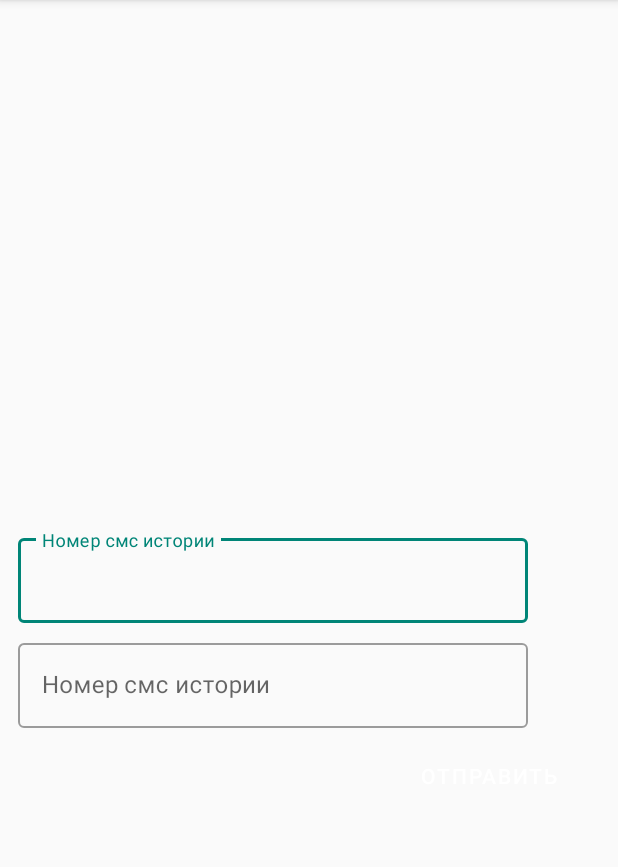
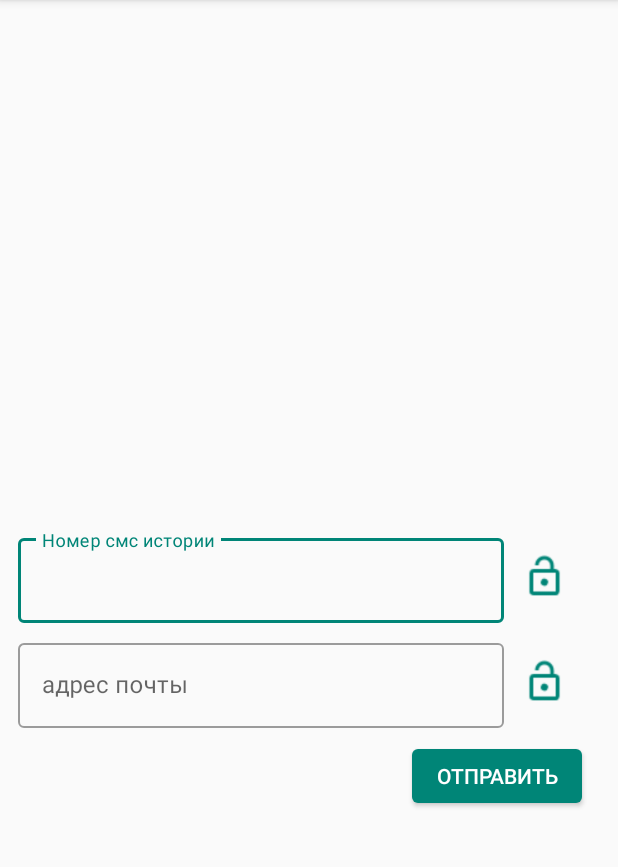
Before and after one commit to Vanderkast/sms_forward_app, an Android app: the screen it shows after launch (MainActivity), on a phone screen of 412 x 824 dp, the part 84-951 px from its top. Run offline under Robolectric (Android 15) with nearby library versions, the phone set to English and light mode, and no system bars; our stand-ins replace Dagger/Hilt's generated code.

Commit message:
saving input

```diff
--- a/app/src/main/java/com/vanderkast/smsforward/MainActivity.java
+++ b/app/src/main/java/com/vanderkast/smsforward/MainActivity.java
@@ -1,13 +1,21 @@
 package com.vanderkast.smsforward;
 
+import android.os.Bundle;
+import android.widget.Button;
+import android.widget.EditText;
 import androidx.appcompat.app.AppCompatActivity;
-import android.os.Bundle;
+import com.google.android.material.button.MaterialButton;
 import com.vanderkast.smsforward.global.GlobalModule;
 import com.vanderkast.smsforward.global.GlobalModuleSingleton;
+import com.vanderkast.smsforward.model.Data;
 import com.vanderkast.smsforward.model.Email;
+import com.vanderkast.smsforward.model.Phone;
 import com.vanderkast.smsforward.model.handlers.DataHandler;
 import com.vanderkast.smsforward.model.handlers.DataHandlerFactory;
 import com.vanderkast.smsforward.model.handlers.EmailHandler;
+import com.vanderkast.smsforward.model.handlers.PhoneHandler;
+
+import java.util.Optional;
 
 public class MainActivity extends AppCompatActivity {
 
@@ -16,10 +24,19 @@ public class MainActivity extends AppCompatActivity {
         super.onCreate(savedInstanceState);
         setContentView(R.layout.activity_main);
         setUpGlobal();
-        EmailHandler handler = (EmailHandler) DataHandlerFactory.create(Email.class);
+        (Optional.ofNullable((DataHandler<String>) DataHandlerFactory.create(Phone.class))).ifPresent(this::setUpPhoneViews);
+        Optional.ofNullable((DataHandler<String>) DataHandlerFactory.create(Email.class)).ifPresent(this::setUpEmailViews);
     }
 
     private void setUpGlobal() {
         new GlobalModuleSingleton(new GlobalModule(this, this));
     }
+
+    private void setUpPhoneViews(DataHandler<String> handler) {
+        new SavingButtonImpl().setUp(findViewById(R.id.save_phone_button), findViewById(R.id.phone_input), handler);
+    }
+
+    private void setUpEmailViews(DataHandler<String> handler) {
+        new SavingButtonImpl().setUp(findViewById(R.id.save_email_button), findViewById(R.id.email_input), handler);
+    }
 }
--- /dev/null
+++ b/app/src/main/java/com/vanderkast/smsforward/SavingButton.java
@@ -0,0 +1,9 @@
+package com.vanderkast.smsforward;
+
+import android.widget.EditText;
+import com.google.android.material.button.MaterialButton;
+import com.vanderkast.smsforward.model.handlers.DataHandler;
+
+public interface SavingButton {
+    void setUp(MaterialButton button, EditText editText, DataHandler<String> handler);
+}
--- /dev/null
+++ b/app/src/main/java/com/vanderkast/smsforward/SavingButtonImpl.java
@@ -0,0 +1,32 @@
+package com.vanderkast.smsforward;
+
+import android.widget.EditText;
+import com.google.android.material.button.MaterialButton;
+import com.vanderkast.smsforward.model.handlers.DataHandler;
+
+public class SavingButtonImpl implements SavingButton {
+    private boolean saving;
+
+    public SavingButtonImpl() {
+    }
+
+    @Override
+    public void setUp(MaterialButton button, EditText editText, DataHandler<String> handler) {
+        String data = handler.get();
+        saving = data != null;
+        if (saving) {
+            editText.setText(data);
+            button.setIcon(button.getContext().getDrawable(R.drawable.lock_closed));
+        }
+        button.setOnClickListener(view -> {
+            saving = !saving;
+            if (saving) {
+                ((MaterialButton) view).setIcon(button.getContext().getDrawable(R.drawable.lock_closed));
+                handler.save(editText.getText().toString());
+            } else {
+                ((MaterialButton) view).setIcon(button.getContext().getDrawable(R.drawable.lock_open));
+                handler.save(null);
+            }
+        });
+    }
+}
--- a/app/src/main/java/com/vanderkast/smsforward/model/handlers/PhoneHandler.java
+++ b/app/src/main/java/com/vanderkast/smsforward/model/handlers/PhoneHandler.java
@@ -11,6 +11,6 @@ public class PhoneHandler extends SharedPreferencesHandler<String>{
 
     @Override
     protected String read(SharedPreferences sharedPreferences) {
-        return null;
+        return sharedPreferences.getString(preferencesName, null);
     }
 }
--- a/app/src/main/java/com/vanderkast/smsforward/model/handlers/SharedPreferencesHandler.java
+++ b/app/src/main/java/com/vanderkast/smsforward/model/handlers/SharedPreferencesHandler.java
@@ -17,7 +17,10 @@ public abstract class SharedPreferencesHandler<T> implements DataHandler<T> {
         if (context != null) {
             SharedPreferences.Editor editor =
                     context.getSharedPreferences(preferencesName, Context.MODE_PRIVATE).edit();
-            write(editor, data);
+            if (data == null)
+                editor.clear();
+            else
+                write(editor, data);
             editor.apply();
         } else throw new NoContextFoundException();
     }
--- a/app/src/main/res/layout/activity_main.xml
+++ b/app/src/main/res/layout/activity_main.xml
@@ -7,6 +7,7 @@
         android:layout_height="match_parent"
         android:id="@+id/hub"
         tools:context=".MainActivity">
+
 
     <LinearLayout
             android:id="@+id/phone_input_layout"
@@ -19,14 +20,15 @@
             android:paddingEnd="24dp"
 
             app:layout_constraintBottom_toBottomOf="parent"
+            app:layout_constraintTop_toTopOf="parent"
             app:layout_constraintLeft_toLeftOf="parent"
             app:layout_constraintRight_toRightOf="parent"
-            app:layout_constraintTop_toTopOf="parent"
     >
         <com.google.android.material.textfield.TextInputLayout
                 android:layout_height="wrap_content"
                 android:layout_weight="1"
                 android:layout_width="0dp"
+                android:layout_marginEnd="4dp"
                 android:hint="@string/phone_hint"
                 style="@style/Widget.MaterialComponents.TextInputLayout.OutlinedBox"
                 app:hintEnabled="true">
@@ -38,13 +40,16 @@
                     android:inputType="number"/>
 
         </com.google.android.material.textfield.TextInputLayout>
-        <Button
+        <com.google.android.material.button.MaterialButton
                 android:id="@+id/save_phone_button"
-                android:layout_width="36dp"
-                android:layout_height="36dp"
+
+                android:layout_width="48dp"
+                android:layout_height="match_parent"
+
                 app:icon="@drawable/lock_open"
                 app:iconSize="30dp"
                 android:tooltipText="@string/save_phone"
+                android:textAppearance="@style/TextAppearance.AppCompat.Button"
                 style="@style/Widget.MaterialComponents.Button.TextButton"/>
     </LinearLayout>
     <LinearLayout
@@ -65,7 +70,8 @@
                 android:layout_height="wrap_content"
                 android:layout_weight="1"
                 android:layout_width="0dp"
-                android:hint="@string/phone_hint"
+                android:layout_marginEnd="4dp"
+                android:hint="@string/email_hint"
                 style="@style/Widget.MaterialComponents.TextInputLayout.OutlinedBox"
                 app:hintEnabled="true">
 
@@ -73,21 +79,24 @@
                     android:id="@+id/email_input"
                     android:layout_width="match_parent"
                     android:layout_height="wrap_content"
-                    android:inputType="number"/>
+                    android:inputType="textEmailAddress"/>
 
         </com.google.android.material.textfield.TextInputLayout>
-        <Button
+        <com.google.android.material.button.MaterialButton
                 android:id="@+id/save_email_button"
-                android:layout_width="36dp"
-                android:layout_height="36dp"
+
+                android:layout_width="48dp"
+                android:layout_height="match_parent"
+
                 app:icon="@drawable/lock_open"
                 app:iconSize="30dp"
+
                 android:tooltipText="@string/save_email"
                 android:textAppearance="@style/TextAppearance.AppCompat.Button"
                 style="@style/Widget.MaterialComponents.Button.TextButton"
         />
     </LinearLayout>
-    <Button
+    <com.google.android.material.button.MaterialButton
             android:text="@string/send_to_emaшl"
             android:layout_width="wrap_content"
             android:layout_height="wrap_content"
@@ -98,6 +107,7 @@
             app:layout_constraintTop_toBottomOf="@+id/email_input_layout"
             app:layout_constraintEnd_toEndOf="parent"
             style="@style/Widget.MaterialComponents.Button"
+            android:textAppearance="@style/TextAppearance.AppCompat.Button"
     />
     <ProgressBar
             android:id="@+id/progressBar"
--- a/app/src/main/res/values/strings.xml
+++ b/app/src/main/res/values/strings.xml
@@ -7,4 +7,5 @@
     <string name="save_phone">Сохранить номер</string>
     <string name="save_email">Сохранить адрес почты</string>
     <string name="send_to_emaшl">Отправить</string>
+    <string name="email_hint">адрес почты</string>
 </resources>
```
Also changed, not shown: app/src/main/res/layout/phone_input_layout.xml (added, +44 -0 lines).
